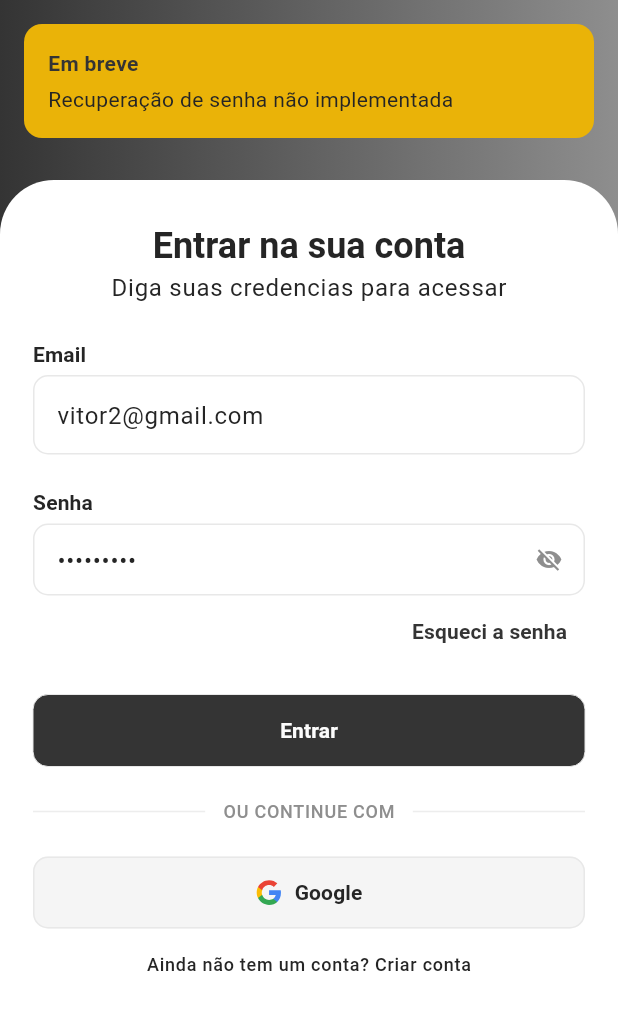
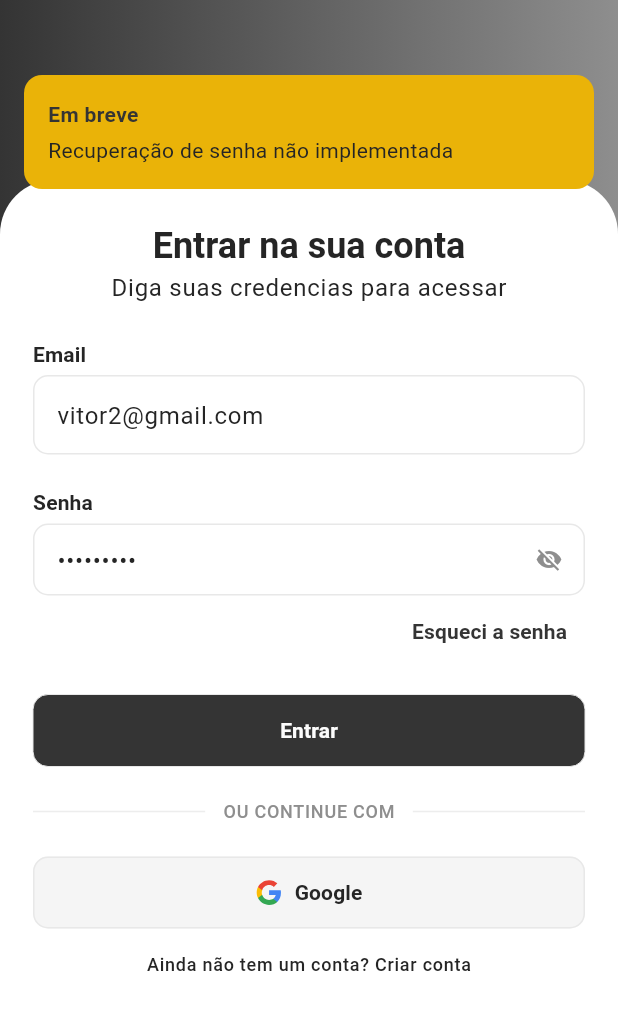
Before and after one commit to VitorMendonca62/scalable-e-commerce-app, a Flutter app: the screen it shows after launch, after a tap on "Esqueci a senha", on a phone screen of 412 x 824 dp. Shown: the top 1010 px of the screen. Run offline on Flutter 3.47's test engine with Material 3 defaults, Android fonts, the phone set to English and light mode, and no system bars; our stand-ins replace bloc, dio, flutter_bloc, flutter_secure_storage, flutter_svg, form_validator and 2 more; Roboto replaces fonts that are missing (Montserrat).

Commit message:
refactor: update snackbar handling and improve form button loading state

```diff
--- a/lib/modules/auth/presentation/pages/login_page.dart
+++ b/lib/modules/auth/presentation/pages/login_page.dart
@@ -36,11 +36,11 @@ class _LoginPageState extends State<LoginPage> {
     super.dispose();
   }
 
-  void handleSubmited() {
+  void handleSubmited(BuildContext context) {
     AppSnackbar.success(context, "Sucesso", 'Usuário autenticado');
   }
 
-  void handleError(String message) {
+  void handleError(BuildContext context, String message) {
     AppSnackbar.error(context, "Erro", message);
   }
 
@@ -95,11 +95,11 @@ class _LoginPageState extends State<LoginPage> {
                     bloc: loginBloc,
                     listener: (context, state) {
                       if (state is LoginFailureState) {
-                        handleError(state.exception);
+                        handleError(context, state.exception);
                       }
 
                       if (state is LoginSuccessState) {
-                        handleSubmited();
+                        handleSubmited(context);
                       }
                     },
                     builder: (context, state) {
@@ -182,7 +182,7 @@ class _LoginPageState extends State<LoginPage> {
                                 SizedBox(
                                   width: double.infinity,
                                   child: FormButton(
-                                    labelIsWidget: (state is LoginLoadingState),
+                                    isLoading: state is LoginLoadingState,
                                     labelString: "Entrar",
                                     labelWidget: SizedBox(
                                       width: 16,
@@ -192,7 +192,9 @@ class _LoginPageState extends State<LoginPage> {
                                         strokeWidth: 2,
                                       ),
                                     ),
-                                    onPressed: handleLogin,
+                                    onPressed: state is LoginLoadingState
+                                        ? () {}
+                                        : handleLogin,
                                     formKey: _formKey,
                                   ),
                                 ),
--- a/lib/shared/widgets/app_snackbar.dart
+++ b/lib/shared/widgets/app_snackbar.dart
@@ -1,3 +1,5 @@
+import 'dart:collection';
+
 import 'package:flutter/material.dart';
 import 'package:scalable_e_commerce_app/core/theme/colors.dart';
 
@@ -37,7 +39,6 @@ class _AnimatedSnackbarState extends State<_AnimatedSnackbar> {
       if (!mounted) return;
 
       setState(() => visible = false);
-
       await Future.delayed(const Duration(milliseconds: 300));
 
       widget.onDismiss();
@@ -88,44 +89,105 @@ class _AnimatedSnackbarState extends State<_AnimatedSnackbar> {
 }
 
 class AppSnackbar {
+  static final Queue<_SnackbarRequest> _queue = Queue<_SnackbarRequest>();
+  static bool _isShowing = false;
+
   static void success(BuildContext context, String title, String message) {
-    _show(context, title, message, Theme.of(context).colorScheme.outline);
+    _enqueue(
+      context: context,
+      title: title,
+      message: message,
+      backgroundColor: Theme.of(context).colorScheme.outline,
+    );
   }
 
   static void error(BuildContext context, String title, String message) {
-    _show(context, title, message, AppColors.destructiveForeground);
+    _enqueue(
+      context: context,
+      title: title,
+      message: message,
+      backgroundColor: AppColors.destructiveForeground,
+    );
   }
 
   static void warning(BuildContext context, String title, String message) {
-    _show(context, title, message, AppColors.chart4);
+    _enqueue(
+      context: context,
+      title: title,
+      message: message,
+      backgroundColor: AppColors.chart4,
+    );
   }
 
-  static void _show(
-    BuildContext context,
-    String title,
-    String message,
-    Color backgroundColor,
-  ) {
+  static void _enqueue({
+    required BuildContext context,
+    required String title,
+    required String message,
+    required Color backgroundColor,
+  }) {
     final overlay = Overlay.of(context);
 
+    _queue.add(
+      _SnackbarRequest(
+        overlay: overlay,
+        title: title,
+        message: message,
+        backgroundColor: backgroundColor,
+        colorScheme: Theme.of(context).colorScheme,
+        top: MediaQuery.of(context).padding.top + 50,
+      ),
+    );
+
+    _showNext();
+  }
+
+  static void _showNext() {
+    if (_isShowing || _queue.isEmpty) return;
+
+    _isShowing = true;
+    final request = _queue.removeFirst();
+
     late OverlayEntry entry;
-    final colorScheme = Theme.of(context).colorScheme;
-
     entry = OverlayEntry(
       builder: (_) => Positioned(
-        top: MediaQuery.of(context).padding.top + 16,
+        top: request.top,
         left: 16,
         right: 16,
         child: _AnimatedSnackbar(
-          title: title,
-          message: message,
-          colorScheme: colorScheme,
-          backgroundColor: backgroundColor,
-          onDismiss: () => entry.remove(),
+          title: request.title,
+          message: request.message,
+          colorScheme: request.colorScheme,
+          backgroundColor: request.backgroundColor,
+          onDismiss: () {
+            if (entry.mounted) {
+              entry.remove();
+            }
+
+            _isShowing = false;
+            _showNext();
+          },
         ),
       ),
     );
 
-    overlay.insert(entry);
+    request.overlay.insert(entry);
   }
 }
+
+class _SnackbarRequest {
+  final OverlayState overlay;
+  final String title;
+  final String message;
+  final Color backgroundColor;
+  final ColorScheme colorScheme;
+  final double top;
+
+  const _SnackbarRequest({
+    required this.overlay,
+    required this.title,
+    required this.message,
+    required this.backgroundColor,
+    required this.colorScheme,
+    required this.top,
+  });
+}
--- a/lib/shared/widgets/form_button.dart
+++ b/lib/shared/widgets/form_button.dart
@@ -7,14 +7,14 @@ class FormButton extends StatelessWidget {
     super.key,
     required this.onPressed,
     required this.formKey,
-    required this.labelIsWidget,
+    required this.isLoading,
     this.labelString,
     this.labelWidget,
   });
 
   final VoidCallback onPressed;
   final GlobalKey<FormState> formKey;
-  final bool labelIsWidget;
+  final bool isLoading;
   final String? labelString;
   final Widget? labelWidget;
 
@@ -34,14 +34,16 @@ class FormButton extends StatelessWidget {
       },
       style: ElevatedButton.styleFrom(
         padding: EdgeInsets.symmetric(vertical: 14),
-        backgroundColor: colorScheme.primary,
+        backgroundColor: isLoading
+            ? colorScheme.primary.withValues(alpha: 0.7)
+            : colorScheme.primary,
         side: BorderSide(width: 0, color: colorScheme.outline),
         overlayColor: colorScheme.onSecondary,
         shape: RoundedRectangleBorder(
           borderRadius: BorderRadius.all(AppBorder.radius),
         ),
       ),
-      child: labelIsWidget
+      child: isLoading
           ? labelWidget
           : Text(
               labelString!,
--- a/lib/shared/widgets/form_input.dart
+++ b/lib/shared/widgets/form_input.dart
@@ -63,7 +63,11 @@ class _FormInputState extends State<FormInput> {
         SizedBox(height: 4),
         TextFormField(
           controller: widget.controller,
-          style: AppTypography.bodyLarge.copyWith(color: colorScheme.onSurface),
+          style: AppTypography.bodyLarge.copyWith(
+            color: widget.isDisabled
+                ? colorScheme.onSurface.withValues(alpha: 0.7)
+                : colorScheme.onSurface,
+          ),
           obscureText: obscureText,
           validator: widget.validator,
           focusNode: widget.focusNode,
@@ -95,6 +99,9 @@ class _FormInputState extends State<FormInput> {
               vertical: 8 + (widget.isPasswordField ? 0 : 6.5),
             ),
             isDense: true,
+
+            filled: widget.isDisabled,
+            fillColor: colorScheme.surfaceContainer,
 
             errorText: widget.errorText,
 
```
